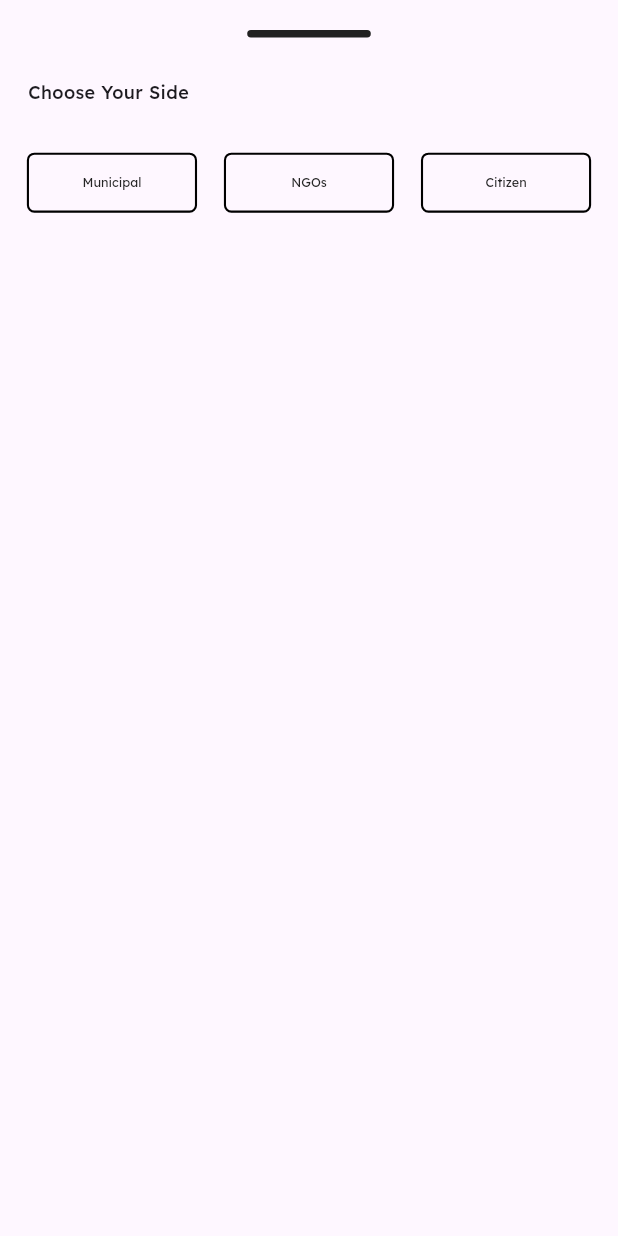
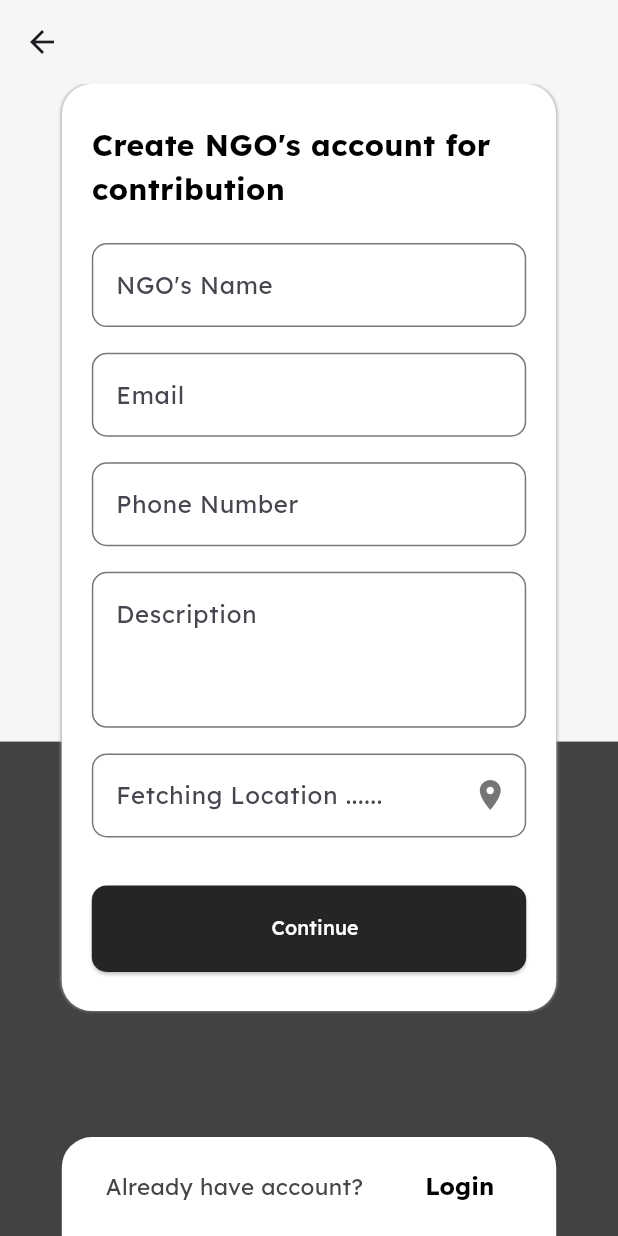
Before and after one commit to x-sushant-x/Aqua-Watch-App, a Flutter app: what bottomSheetBuilder() shows on an empty page, opened directly, after a tap on "NGOs", on a phone screen of 412 x 824 dp. Run offline on Flutter 3.47's test engine with Material 3 defaults, Android fonts, the phone set to English and light mode, and no system bars; our stand-ins replace firebase_auth, firebase_core, flutter_dotenv, geocoding, geolocator, get and 4 more; accounts and stored records are empty.

Commit message:
NGO login and auth

```diff
--- /dev/null
+++ b/lib/view/authentication/ngo_register.dart
@@ -0,0 +1,297 @@
+import 'package:aqua_watch_app/controllers/authentication/api.dart';
+import 'package:aqua_watch_app/controllers/authentication/dropdown_controller.dart';
+import 'package:aqua_watch_app/controllers/authentication/location_controller.dart';
+import 'package:aqua_watch_app/controllers/authentication/google_auth.dart';
+import 'package:aqua_watch_app/screens/home_page.dart';
+import 'package:aqua_watch_app/utils/snackbar.dart';
+import 'package:aqua_watch_app/view/authentication/log_in.dart';
+import 'package:aqua_watch_app/view/authentication/ngo_auth.dart';
+import 'package:aqua_watch_app/view/authentication/sign_up_next.dart';
+import 'package:flutter/material.dart';
+import 'package:geocoding/geocoding.dart';
+import 'package:get/get.dart';
+import 'package:get/instance_manager.dart';
+import 'package:google_fonts/google_fonts.dart';
+import 'package:geolocator/geolocator.dart';
+
+class sign_up_ngo extends StatelessWidget {
+  final LocationController locationController = Get.put(LocationController());
+  final DropdownController dropdownController = Get.put(DropdownController());
+  final TextEditingController emailTextController = TextEditingController();
+  final TextEditingController descriptionTextController =
+      TextEditingController();
+  final TextEditingController locationTextController = TextEditingController();
+  final TextEditingController phoneTextController = TextEditingController();
+
+  @override
+  Widget build(BuildContext context) {
+    double w = MediaQuery.of(context).size.width;
+    double h = MediaQuery.of(context).size.height;
+
+    return Scaffold(
+        appBar: AppBar(
+            elevation: 0, backgroundColor: Color.fromARGB(255, 246, 246, 246)),
+        backgroundColor: Color(0xfff6f6f6),
+        body: Stack(
+          children: [
+            Column(mainAxisAlignment: MainAxisAlignment.end, children: [
+              Container(
+                height: h * 0.4,
+                width: w,
+                color: Color.fromARGB(255, 66, 66, 66),
+              ),
+            ]),
+            Container(
+              padding: EdgeInsets.only(right: w * 0.1, left: w * 0.1),
+              child: Column(
+                mainAxisAlignment: MainAxisAlignment.spaceBetween,
+                children: [
+                  Column(
+                    children: [
+                      Container(
+                        height: h * 0.75,
+                        width: w * 0.90,
+                        padding: EdgeInsets.all(20),
+                        decoration: BoxDecoration(
+                          color: Colors.white,
+                          borderRadius: BorderRadius.all(Radius.circular(20)),
+                          boxShadow: [
+                            BoxShadow(
+                                blurRadius: 1.0, color: Colors.grey.shade500),
+                          ],
+                        ),
+                        child: Column(
+                          mainAxisAlignment: MainAxisAlignment.spaceEvenly,
+                          children: [
+                            Row(
+                              mainAxisAlignment: MainAxisAlignment.start,
+                              children: [
+                                Text("Create NGO's account for\ncontribution",
+                                    style: GoogleFonts.lexend(
+                                        textStyle: TextStyle(
+                                            color: Color.fromARGB(255, 0, 0, 0),
+                                            fontSize: 20,
+                                            fontWeight: FontWeight.bold))),
+                              ],
+                            ),
+                            SizedBox(
+                              height: 10,
+                            ),
+                            TextFormField(
+                              controller: phoneTextController,
+                              decoration: InputDecoration(
+                                suffixIconConstraints:
+                                    BoxConstraints(maxHeight: 50, minWidth: 50),
+                                border: OutlineInputBorder(
+                                    borderRadius:
+                                        BorderRadius.all(Radius.circular(10))),
+                                labelText: "NGO's Name",
+                              ),
+                              style: GoogleFonts.lexend(),
+                            ),
+                            SizedBox(
+                              height: 5,
+                            ),
+                            TextFormField(
+                              controller: emailTextController,
+                              decoration: InputDecoration(
+                                suffixIconConstraints:
+                                    BoxConstraints(maxHeight: 50, minWidth: 50),
+                                border: OutlineInputBorder(
+                                    borderRadius:
+                                        BorderRadius.all(Radius.circular(10))),
+                                labelText: 'Email',
+                              ),
+                              style: GoogleFonts.lexend(),
+                            ),
+                            SizedBox(
+                              height: 5,
+                            ),
+                            TextFormField(
+                              controller: phoneTextController,
+                              decoration: InputDecoration(
+                                suffixIconConstraints:
+                                    BoxConstraints(maxHeight: 50, minWidth: 50),
+                                border: OutlineInputBorder(
+                                    borderRadius:
+                                        BorderRadius.all(Radius.circular(10))),
+                                labelText: 'Phone Number',
+                              ),
+                              style: GoogleFonts.lexend(),
+                            ),
+                            SizedBox(
+                              height: 5,
+                            ),
+                            TextFormField(
+                              controller: descriptionTextController,
+                              maxLines:
+                                  3, // Set the maxLines to 4 to accommodate the increased height
+                              decoration: InputDecoration(
+                                alignLabelWithHint: true,
+                                suffixIconConstraints:
+                                    BoxConstraints(maxHeight: 50, minWidth: 50),
+                                border: OutlineInputBorder(
+                                  borderRadius:
+                                      BorderRadius.all(Radius.circular(10)),
+                                ),
+                                labelText: 'Description',
+                              ),
+                              style: GoogleFonts.lexend(),
+                            ),
+                            SizedBox(
+                              height: 5,
+                            ),
+                            GetX<LocationController>(
+                                init: locationController,
+                                builder: (locationcontroller) {
+                                  RxBool Isloading =
+                                      locationController.isLoading;
+                                  if (Isloading.value) {
+                                    return TextField(
+                                      controller: locationTextController,
+                                      decoration: InputDecoration(
+                                        suffixIcon: Icon(
+                                          Icons.location_on,
+                                          color: Colors.grey.shade600,
+                                        ),
+                                        border: OutlineInputBorder(
+                                            borderRadius: BorderRadius.all(
+                                                Radius.circular(10))),
+                                        labelText: 'Fetching Location ......',
+                                      ),
+                                      style: GoogleFonts.lexend(),
+                                    );
+                                  } else {
+                                    locationTextController.text =
+                                        locationcontroller
+                                            .placemarks.first.locality;
+                                    return Column(
+                                      children: [
+                                        TextField(
+                                          controller: locationTextController,
+                                          decoration: InputDecoration(
+                                            suffixIcon: Icon(
+                                              Icons.location_on,
+                                              color: Colors.grey.shade600,
+                                            ),
+                                            suffixIconConstraints:
+                                                BoxConstraints(
+                                                    maxHeight: 50,
+                                                    minWidth: 50),
+                                            border: OutlineInputBorder(
+                                                borderRadius: BorderRadius.all(
+                                                    Radius.circular(10))),
+                                            labelText: 'Pick Location',
+                                          ),
+                                          style: GoogleFonts.lexend(),
+                                        ),
+                                      ],
+                                    );
+                                  }
+                                }),
+                            SizedBox(
+                              height: 20,
+                            ),
+                            ElevatedButton(
+                              onPressed: () async {
+                                if (phoneTextController.text.isEmpty ||
+                                    locationTextController.text.isEmpty) {
+                                  ScaffoldMessenger.of(context).showSnackBar(
+                                    SnackBar(
+                                      duration: Duration(seconds: 2),
+                                      content: Text(
+                                        'Please enter above details',
+                                        style: GoogleFonts.lexend(
+                                          textStyle: TextStyle(
+                                              fontSize: 15,
+                                              color: Color.fromARGB(
+                                                  255, 69, 69, 69)),
+                                        ),
+                                      ),
+                                      backgroundColor: Color(0xfff6f6f6),
+                                    ),
+                                  );
+                                } else {
+                                  signUpWithGoogle(
+                                      locationTextController.text.toString(),
+                                      dropdownController.selectedValue
+                                          .toString(),
+                                      phoneTextController.text.toString());
+                                }
+                              },
+                              style: ElevatedButton.styleFrom(
+                                minimumSize: Size.fromHeight(h * 0.07),
+                                backgroundColor: Color.fromARGB(
+                                    255, 37, 37, 37), // Background color
+                                shape: RoundedRectangleBorder(
+                                  borderRadius: BorderRadius.circular(10),
+                                ),
+                                padding: EdgeInsets.symmetric(
+                                    vertical: 10, horizontal: 16),
+                              ),
+                              child: Row(
+                                mainAxisAlignment: MainAxisAlignment.center,
+                                children: [
+                                  SizedBox(
+                                      width: 8), // Adjust the spacing as needed
+                                  Text(
+                                    "Continue",
+                                    style: GoogleFonts.lexend(
+                                      textStyle: TextStyle(
+                                          fontSize: 13, color: Colors.white),
+                                    ),
+                                  )
+                                ],
+                              ),
+                            )
+                          ],
+                        ),
+                      ),
+                    ],
+                  ),
+                  Container(
+                    height: h * 0.08,
+                    width: w * 0.85,
+                    decoration: BoxDecoration(
+                      color: Colors.white,
+                      borderRadius: BorderRadius.only(
+                          topRight: Radius.circular(20),
+                          topLeft: Radius.circular(20)),
+                    ),
+                    child: Center(
+                      child: Row(
+                        mainAxisAlignment: MainAxisAlignment.spaceEvenly,
+                        children: [
+                          Text(
+                            "Already have account?",
+                            style: GoogleFonts.lexend(
+                                textStyle: TextStyle(
+                                    fontSize: 15,
+                                    color: Color.fromARGB(255, 69, 69, 69))),
+                          ),
+                          TextButton(
+                              onPressed: () {
+                                Navigator.push(
+                                  context,
+                                  MaterialPageRoute(
+                                      builder: (context) => NGOAuth()),
+                                );
+                              },
+                              child: Text("Login",
+                                  style: GoogleFonts.lexend(
+                                      textStyle: TextStyle(
+                                          fontWeight: FontWeight.bold,
+                                          fontSize: 16,
+                                          color:
+                                              Color.fromARGB(255, 0, 0, 0)))))
+                        ],
+                      ),
+                    ),
+                  )
+                ],
+              ),
+            )
+          ],
+        ));
+  }
+}
--- a/lib/view/onboarding/splash.dart
+++ b/lib/view/onboarding/splash.dart
@@ -1,3 +1,4 @@
+import 'package:aqua_watch_app/view/authentication/ngo_register.dart';
 import 'package:aqua_watch_app/controllers/splash/splash_controller.dart';
 import 'package:aqua_watch_app/utils/buttons.dart';
 import 'package:aqua_watch_app/view/authentication/sign_up.dart';
@@ -50,7 +51,9 @@ Widget bottomSheetBuilder(BuildContext context) {
                 CustomOutlinedButton(
                   deviceSize: deviceSize,
                   title: "NGOs",
-                  onTap: () {},
+                  onTap: () {
+                    Get.to(sign_up_ngo());
+                  },
                 ),
                 CustomOutlinedButton(
                   deviceSize: deviceSize,
--- a/pubspec.yaml
+++ b/pubspec.yaml
@@ -76,6 +76,9 @@ flutter:
     - assets/Upload File.png
     - assets/splashimage.png
     - lib/.env
+    - assets/NGO_Logo.png
+    - assets/NGO login transparent.png
+    - assets/NGO Auth transparent.png
   #   - images/a_dot_ham.jpeg
   # An image asset can refer to one or more resolution-specific "variants", see
   # https://flutter.dev/assets-and-images/#resolution-aware
```
Also changed, not shown: lib/view/authentication/ngo_auth.dart (added, +151 -0 lines), lib/view/authentication/ngo_login.dart (added, +241 -0 lines), assets/NGO Auth transparent.png (added), assets/NGO login transparent.png (added), assets/NGO_Logo.png (added).
